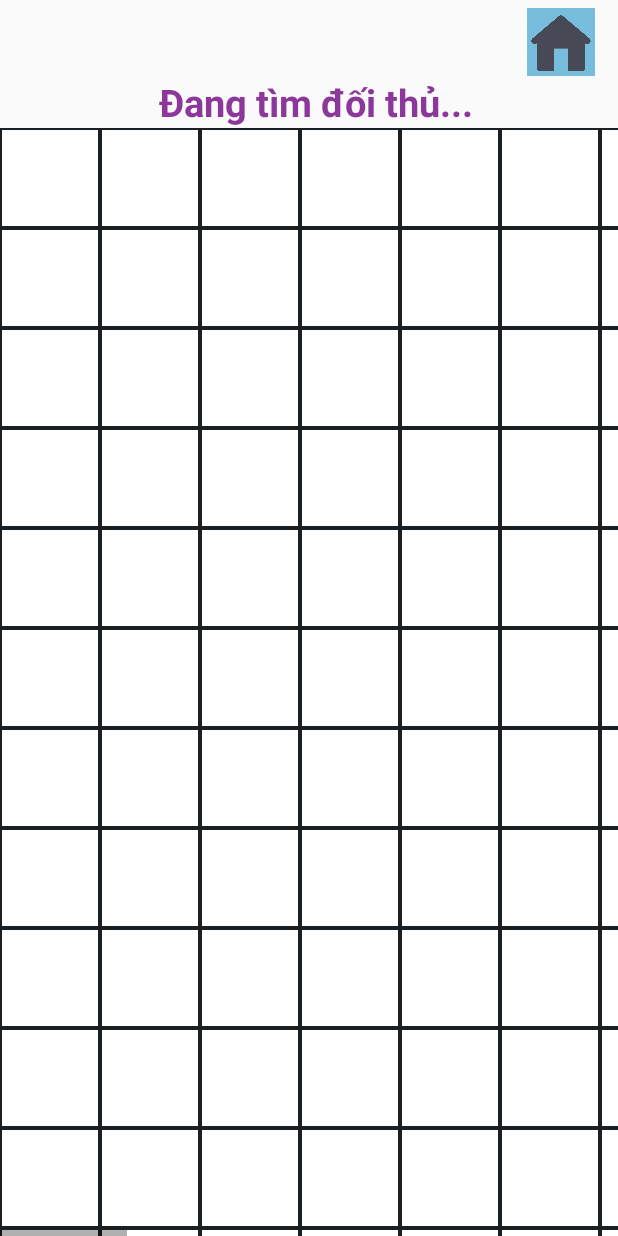
After one commit to luanquanghuy/co-caro, an Android app: the PlayOnlineActivity screen opened directly, with no data from a screen before it, on a phone screen of 412 x 824 dp. The commit adds this screen. Run offline under Robolectric (Android 15) with nearby library versions, the phone set to English and light mode, and no system bars; libraries missing offline, so code that uses them is left out: io.socket.client.

Commit message:
update play online

```diff
--- a/app/src/main/AndroidManifest.xml
+++ b/app/src/main/AndroidManifest.xml
@@ -1,6 +1,9 @@
 <?xml version="1.0" encoding="utf-8"?>
 <manifest xmlns:android="http://schemas.android.com/apk/res/android"
     package="vn.huy.cocaroonline">
+
+    <uses-permission android:name="android.permission.INTERNET"/>
+    <uses-permission android:name="android.permission.VIBRATE"/>
 
     <application
         android:allowBackup="true"
@@ -9,7 +12,8 @@
         android:roundIcon="@mipmap/ic_launcher_round"
         android:supportsRtl="true"
         android:theme="@style/AppTheme">
-        <activity android:name=".activity.ReadMeActivity"></activity>
+        <activity android:name=".activity.PlayOnlineActivity" />
+        <activity android:name=".activity.ReadMeActivity" />
         <activity android:name=".activity.PlayActivity" />
         <activity android:name=".activity.SplashActivity">
             <intent-filter>
--- /dev/null
+++ b/app/src/main/java/vn/huy/cocaroonline/activity/PlayOnlineActivity.java
@@ -0,0 +1,382 @@
+package vn.huy.cocaroonline.activity;
+
+import androidx.appcompat.app.AppCompatActivity;
+import androidx.lifecycle.ViewModelProvider;
+
+import android.content.Context;
+import android.content.Intent;
+import android.graphics.Color;
+import android.graphics.Typeface;
+import android.os.Build;
+import android.os.Bundle;
+import android.os.CountDownTimer;
+import android.os.Handler;
+import android.os.Looper;
+import android.os.VibrationEffect;
+import android.os.Vibrator;
+import android.util.Log;
+import android.view.Gravity;
+import android.view.View;
+import android.widget.ImageButton;
+import android.widget.TableLayout;
+import android.widget.TableRow;
+import android.widget.TextView;
+import android.widget.Toast;
+
+import org.json.JSONException;
+import org.json.JSONObject;
+
+import java.net.URISyntaxException;
+
+import io.socket.client.IO;
+import io.socket.client.Socket;
+import retrofit2.Call;
+import retrofit2.Callback;
+import retrofit2.Response;
+import vn.huy.cocaroonline.R;
+import vn.huy.cocaroonline.click.ClickO;
+import vn.huy.cocaroonline.service.CaroRetrofit;
+import vn.huy.cocaroonline.service.CaroStatus;
+import vn.huy.cocaroonline.viewmodel.CaroViewModel;
+
+public class PlayOnlineActivity extends AppCompatActivity {
+
+    private static final int COLUMN = 30;
+    private static final int ROW = 30;
+    private static final int WIDTH = 100;
+    private static final int HEIGHT = 100;
+    private static final int X_COLOR = Color.RED;
+    private static final int O_COLOR = Color.BLUE;
+    private TextView txtPlayer, txtTimer;
+    private ImageButton btnReset;
+    private int[][] arrayBanCo;
+    private TextView[][] arrayTVBanCo;
+    CaroViewModel caroViewModel;
+    Socket socket;
+
+    Handler handler;
+    ClickO clickO;
+    CountDownTimer countDownTimer;
+    int TIME_COUNT_DOWN = 30000;
+    private boolean isStart = false;
+
+
+    @Override
+    protected void onCreate(Bundle savedInstanceState) {
+        super.onCreate(savedInstanceState);
+        setContentView(R.layout.activity_play_online);
+
+        handler = new Handler(Looper.getMainLooper());
+
+        txtPlayer = findViewById(R.id.txtPlayer);
+        txtTimer = findViewById(R.id.txtTimer);
+        btnReset = findViewById(R.id.btnRestart);
+        btnReset.setVisibility(View.INVISIBLE);
+        caroViewModel = new ViewModelProvider(PlayOnlineActivity.this).get(CaroViewModel.class);
+
+        CaroRetrofit.getRoomName().enqueue(new Callback<CaroStatus>() {
+            @Override
+            public void onResponse(Call<CaroStatus> call, Response<CaroStatus> response) {
+                CaroStatus caroStatus = response.body();
+                Log.d("LQH_ROOM", caroStatus.getRoomName());
+                Log.d("LQH_ROOM", caroStatus.isStatus() ? "Đánh trước" : "Đánh sau");
+                clickO = (code, x, y) -> {
+                    JSONObject objSend = new JSONObject();
+
+                    try {
+                        objSend.put("x", x);
+                        objSend.put("y", y);
+                        objSend.put("code", code);
+                    } catch (JSONException e) {
+                        e.printStackTrace();
+                    }
+                    if (code == 1 || code == 2) {
+                        isStart = false;
+                    }
+                    socket.emit(caroStatus.getRoomName() + "data", objSend);
+                };
+
+
+                try {
+                    socket = IO.socket("https://cocaro.glitch.me");
+                } catch (URISyntaxException e) {
+                    e.printStackTrace();
+                }
+                CaroStatus finalCaroStatus = caroStatus;
+                socket.on(Socket.EVENT_CONNECT, args -> {
+                    socket.emit("join", finalCaroStatus.getRoomName());
+                    txtPlayer.setText("Đang kết nối...");
+                }).
+                        on(finalCaroStatus.getRoomName(), args -> {
+                            socket.emit(finalCaroStatus.getRoomName() + "connect", "connecting server");
+                            socket.on(finalCaroStatus.getRoomName() + "start", args1 -> {
+                                JSONObject obj = (JSONObject) args1[0];
+                                try {
+                                    if (obj.getInt("status") == 0) {
+                                        Log.d("LQH_connect", "success");
+                                        isStart = true;
+
+                                        handler.post(() -> {
+                                            caroViewModel.getCurrent(caroStatus.isStatus()).observe(PlayOnlineActivity.this, coCaro -> {
+                                                if (coCaro) {
+                                                    txtPlayer.setText("Đến lượt đi của bạn");
+                                                    vibrate(500);
+                                                    if (!caroViewModel.getIsWin().getValue()) {
+                                                        countDownTimer = new CountDownTimer(TIME_COUNT_DOWN, 1000) {
+                                                            @Override
+                                                            public void onTick(long millisUntilFinished) {
+                                                                txtTimer.setText("" + (millisUntilFinished / 1000));
+                                                            }
+
+                                                            @Override
+                                                            public void onFinish() {
+                                                                if (!caroViewModel.getIsWin().getValue()) {
+                                                                    caroViewModel.setWin(true);
+                                                                    Log.d("LQH", "onfinishTimer");
+                                                                    txtTimer.setText("");
+                                                                    Toast.makeText(PlayOnlineActivity.this, "Bạn đã thua", Toast.LENGTH_SHORT).show();
+                                                                    txtPlayer.setText("Bạn đã thua");
+                                                                    btnReset.setVisibility(View.VISIBLE);
+                                                                    vibrate(1000);
+                                                                    clickO.clickO(1, 0, 0);
+                                                                }
+                                                            }
+                                                        }.start();
+                                                    }
+                                                } else if (!caroViewModel.getIsWin().getValue()) {
+                                                    txtPlayer.setText("Chờ đối phương đánh");
+                                                }
+                                            });
+                                        });
+
+                                        socket.on(finalCaroStatus.getRoomName() + "dataRe", args2 -> {
+                                            if (!isStart) {
+                                                return;
+                                            }
+                                            JSONObject objRecived = (JSONObject) args2[0];
+                                            int x = 0, y = 0, code = 0;
+                                            try {
+                                                x = objRecived.getInt("x");
+                                                y = objRecived.getInt("y");
+                                                code = objRecived.getInt("code");
+                                                Log.d("LQH_DATA", "X=" + x + ", Y=" + y);
+                                            } catch (JSONException e) {
+                                                e.printStackTrace();
+                                            }
+                                            if (code == 0) {
+                                                arrayBanCo[x][y] = 2;
+                                                arrayTVBanCo[x][y].setText("X");
+                                                int finalX = x;
+                                                int finalY = y;
+                                                handler.post(() -> {
+                                                    caroViewModel.addBuocDi(finalX, finalY);
+                                                });
+                                            } else if (code == 1) {
+                                                handler.post(() -> {
+                                                    Toast.makeText(PlayOnlineActivity.this, "Bạn đã thắng", Toast.LENGTH_SHORT).show();
+                                                    txtPlayer.setText("Bạn đã thắng");
+                                                    btnReset.setVisibility(View.VISIBLE);
+                                                    caroViewModel.setWin(true);
+                                                });
+                                            } else if (code == 2) {
+                                                arrayBanCo[x][y] = 2;
+                                                arrayTVBanCo[x][y].setText("X");
+                                                int finalX = x;
+                                                int finalY = y;
+                                                handler.post(() -> {
+                                                    caroViewModel.setWin(true);
+                                                    caroViewModel.addBuocDi(finalX, finalY);
+                                                    Toast.makeText(PlayOnlineActivity.this, "Bạn đã thua", Toast.LENGTH_SHORT).show();
+                                                    txtPlayer.setText("Bạn đã thua");
+                                                    btnReset.setVisibility(View.VISIBLE);
+                                                    vibrate(1000);
+                                                });
+                                            }
+                                        });
+
+                                    }
+                                } catch (JSONException e) {
+                                    e.printStackTrace();
+                                }
+                            });
+                        }).on(Socket.EVENT_DISCONNECT, args -> {
+                    handler.post(() -> {
+                        btnReset.setVisibility(View.VISIBLE);
+                    });
+                    Log.d("LQH", "disconnected socket");
+                });
+                socket.connect();
+            }
+
+            @Override
+            public void onFailure(Call<CaroStatus> call, Throwable t) {
+
+            }
+        });
+
+        arrayTVBanCo = new TextView[ROW][COLUMN];
+
+
+        TableLayout tblBanCo = findViewById(R.id.tblBanCo);
+        arrayBanCo = new int[ROW][COLUMN];
+        for (int i = 0; i < ROW; i++) {
+            TableRow row = new TableRow(PlayOnlineActivity.this);
+            for (int j = 0; j < COLUMN; j++) {
+                TextView textView = new TextView(PlayOnlineActivity.this);
+                textView.setWidth(WIDTH);
+                textView.setHeight(HEIGHT);
+                textView.setGravity(Gravity.CENTER);
+                textView.setTextSize(25);
+                textView.setTextColor(X_COLOR);
+                textView.setTypeface(textView.getTypeface(), Typeface.BOLD);
+                textView.setBackgroundResource(R.drawable.row_border_ban_co);
+                final int finalI = i;
+                final int finalJ = j;
+                textView.setOnClickListener(v -> {
+                    if (arrayBanCo[finalI][finalJ] != 0 || caroViewModel.getIsWin().getValue() || !isStart) {
+                        return;
+                    }
+
+                    if (countDownTimer != null) {
+                        countDownTimer.cancel();
+                    }
+                    txtTimer.setText("");
+
+                    int code = 0;
+                    if (caroViewModel.getCurrent(true).getValue()) {
+                        ((TextView) v).setText("O");
+                        ((TextView) v).setTextColor(O_COLOR);
+                        arrayBanCo[finalI][finalJ] = 1;
+
+                        if (checkWin(finalI, finalJ)) {
+                            Toast.makeText(PlayOnlineActivity.this, "Bạn đã thắng", Toast.LENGTH_LONG).show();
+                            txtPlayer.setText("Bạn đã thắng");
+                            btnReset.setVisibility(View.VISIBLE);
+                            vibrate(1000);
+                            code = 2;
+                            caroViewModel.setWin(true);
+                        }
+
+                        clickO.clickO(code, finalI, finalJ);
+                        caroViewModel.addBuocDi(finalI, finalJ);
+                    }
+                });
+                arrayTVBanCo[i][j] = textView;
+                row.addView(textView);
+            }
+            tblBanCo.addView(row);
+        }
+
+    }
+
+    private boolean checkWin(int x, int y) {
+        int value = arrayBanCo[x][y];
+        int countRow = 0;
+        int x1 = x;
+        int y1 = y;
+        while (x1 - 1 >= 0 && arrayBanCo[x1 - 1][y1] == value) {
+            countRow++;
+            x1--;
+        }
+        x1 = x;
+        while (x1 + 1 < COLUMN && arrayBanCo[x1 + 1][y1] == value) {
+            countRow++;
+            x1++;
+        }
+        if (countRow >= 4) {
+            Log.d("LQH_WIN", "Win hàng ngang");
+            return true;
+        }
+        int countCol = 0;
+        x1 = x;
+        y1 = y;
+        while (y1 - 1 >= 0 && arrayBanCo[x1][y1 - 1] == value) {
+            countCol++;
+            y1--;
+        }
+        y1 = y;
+        while (y1 + 1 < ROW && arrayBanCo[x1][y1 + 1] == value) {
+            countCol++;
+            y1++;
+        }
+
+        if (countCol >= 4) {
+            Log.d("LQH_WIN", "Win hàng dọc");
+
+            return true;
+        }
+
+        int countCross = 0;
+        x1 = x;
+        y1 = y;
+        while (x1 - 1 >= 0 && y1 - 1 >= 0 && arrayBanCo[x1 - 1][y1 - 1] == value) {
+            countCross++;
+            x1--;
+            y1--;
+        }
+        x1 = x;
+        y1 = y;
+        while (x1 + 1 < COLUMN && y1 + 1 < ROW && arrayBanCo[x1 + 1][y1 + 1] == value) {
+            countCross++;
+            x1++;
+            y1++;
+        }
+
+        if (countCross >= 4) {
+            Log.d("LQH_WIN", "Win hàng chéo xuống");
+
+            return true;
+        }
+
+        countCross = 0;
+        x1 = x;
+        y1 = y;
+        while (x1 - 1 >= 0 && y1 + 1 < ROW && arrayBanCo[x1 - 1][y1 + 1] == value) {
+            countCross++;
+            x1--;
+            y1++;
+        }
+        x1 = x;
+        y1 = y;
+        while (x1 + 1 < COLUMN && y1 - 1 >= 0 && arrayBanCo[x1 + 1][y1 - 1] == value) {
+            countCross++;
+            x1++;
+            y1--;
+        }
+
+        if (countCross >= 4) {
+            Log.d("LQH_WIN", "Win hàng chéo lên");
+
+            return true;
+        }
+        return false;
+    }
+
+    private void vibrate(long milis) {
+        Vibrator v = (Vibrator) getSystemService(Context.VIBRATOR_SERVICE);
+        if (Build.VERSION.SDK_INT >= Build.VERSION_CODES.O) {
+            v.vibrate(VibrationEffect.createOneShot(milis, VibrationEffect.DEFAULT_AMPLITUDE));
+        } else {
+            v.vibrate(milis);
+        }
+    }
+
+    public void goHome(View view) {
+        finish();
+    }
+
+    @Override
+    protected void onDestroy() {
+        Log.d("LQH", "onDestroy");
+        if(!caroViewModel.getIsWin().getValue()) {
+            clickO.clickO(1, 0, 0);
+        }
+        super.onDestroy();
+    }
+
+    public void restart(View view) {
+        Intent intent = getIntent();
+        finish();
+        startActivity(intent);
+    }
+}
--- a/app/src/main/java/vn/huy/cocaroonline/activity/SplashActivity.java
+++ b/app/src/main/java/vn/huy/cocaroonline/activity/SplashActivity.java
@@ -30,4 +30,8 @@ public class SplashActivity extends AppCompatActivity {
         finish();
         System.exit(0);
     }
+
+    public void playOnlineGame(View view) {
+        startActivity(new Intent(this, PlayOnlineActivity.class));
+    }
 }
--- /dev/null
+++ b/app/src/main/java/vn/huy/cocaroonline/click/ClickO.java
@@ -0,0 +1,7 @@
+package vn.huy.cocaroonline.click;
+
+import org.json.JSONObject;
+
+public interface ClickO {
+    public void clickO(int code, int x, int y);
+}
--- /dev/null
+++ b/app/src/main/java/vn/huy/cocaroonline/service/CaroRetrofit.java
@@ -0,0 +1,23 @@
+package vn.huy.cocaroonline.service;
+
+import retrofit2.Call;
+import retrofit2.Retrofit;
+import retrofit2.converter.gson.GsonConverterFactory;
+
+public class CaroRetrofit {
+    private static CoCaroService instance;
+    public static CoCaroService getInstance(){
+        if(instance == null){
+            instance = new Retrofit.Builder()
+                    .baseUrl("https://cocaroonline.herokuapp.com")
+                    .addConverterFactory(GsonConverterFactory.create())
+                    .build()
+                    .create(CoCaroService.class);
+        }
+        return  instance;
+    }
+
+    public static Call<CaroStatus> getRoomName(){
+        return getInstance().getRoomName();
+    }
+}
--- /dev/null
+++ b/app/src/main/java/vn/huy/cocaroonline/service/CoCaroService.java
@@ -0,0 +1,9 @@
+package vn.huy.cocaroonline.service;
+
+import retrofit2.Call;
+import retrofit2.http.GET;
+
+public interface CoCaroService {
+    @GET("/")
+    Call<CaroStatus> getRoomName();
+}
--- /dev/null
+++ b/app/src/main/res/layout/activity_play_online.xml
@@ -0,0 +1,79 @@
+<?xml version="1.0" encoding="utf-8"?>
+<LinearLayout xmlns:android="http://schemas.android.com/apk/res/android"
+    xmlns:app="http://schemas.android.com/apk/res-auto"
+    xmlns:tools="http://schemas.android.com/tools"
+    android:layout_width="match_parent"
+    android:layout_height="match_parent"
+    tools:context=".activity.PlayOnlineActivity"
+    android:orientation="vertical">
+    <RelativeLayout
+        android:layout_marginTop="5dp"
+        android:layout_width="match_parent"
+        android:layout_height="wrap_content">
+
+        <TextView
+            android:id="@+id/txtTimer"
+            android:layout_width="match_parent"
+            android:gravity="center"
+            android:layout_height="wrap_content"
+            android:layout_marginStart="10dp"
+            android:textStyle="bold"
+            android:textSize="25sp"
+            android:textColor="#8C389A"
+            android:text=""/>
+
+        <ImageButton
+            android:id="@+id/btnRestart"
+            android:layout_width="45dp"
+            android:layout_height="45dp"
+            android:layout_centerHorizontal="true"
+            android:scaleType="centerCrop"
+            android:background="#78BEDF"
+            android:onClick="restart"
+            android:src="@drawable/restart"/>
+
+        <ImageButton
+            android:id="@+id/btnHome"
+            android:layout_alignParentEnd="true"
+            android:layout_marginEnd="15dp"
+            android:layout_width="45dp"
+            android:layout_height="45dp"
+            android:scaleType="centerCrop"
+            android:background="#78BEDF"
+            android:onClick="goHome"
+            android:src="@drawable/home"/>
+    </RelativeLayout>
+
+    <LinearLayout
+        android:layout_width="match_parent"
+        android:layout_height="wrap_content">
+        <TextView
+            android:id="@+id/txtPlayer"
+            android:layout_width="match_parent"
+            android:gravity="center"
+            android:layout_height="wrap_content"
+            android:layout_marginStart="10dp"
+            android:textStyle="bold"
+            android:textSize="25sp"
+            android:textColor="#8C389A"
+            android:text="Đang tìm đối thủ..."/>
+    </LinearLayout>
+
+
+    <HorizontalScrollView
+        android:id="@+id/hScroll"
+        android:layout_width="match_parent"
+        android:layout_height="match_parent">
+        <ScrollView
+            android:id="@+id/vScroll"
+            android:layout_width="wrap_content"
+            android:layout_height="match_parent">
+            <TableLayout
+                android:id="@+id/tblBanCo"
+                android:layout_width="match_parent"
+                android:layout_height="wrap_content">
+            </TableLayout>
+        </ScrollView>
+    </HorizontalScrollView>
+
+</LinearLayout>
--- a/app/src/main/res/values/strings.xml
+++ b/app/src/main/res/values/strings.xml
@@ -1,4 +1,4 @@
 <resources>
     <string name="app_name">Cờ Caro</string>
-    <string name="read_me">- Trên bàn cờ 30x30 ô vuông. Một người đi X, một người đi O.\n- Khi đến lượt mình, người chơi phải tích vào một ô trên bàn cờ. Người chơi phải tìm cách tích đủ 5 ô theo chiều dọc hoặc chiều ngang hoặc đường chéo thì sẽ thắng.</string>
+    <string name="read_me">- Trên bàn cờ 30x30 ô vuông. Một người đi X, một người đi O.\n- Khi đến lượt mình, người chơi phải tích vào một ô trên bàn cờ. Người chơi phải tìm cách tích đủ 5 ô theo chiều dọc hoặc chiều ngang hoặc đường chéo thì sẽ thắng.\n- Với chế độ 2 người chơi cùng 1 máy có chức năng quay lại bước đi trước.\n- Với chế độ Online bạn không thể đi lại nước đã đi, bạn có thời gian 30s để suy nghĩ nước đi tiếp.</string>
 </resources>
```
Also changed, not shown: app/build.gradle (+7 -0 lines), app/src/main/java/vn/huy/cocaroonline/activity/PlayActivity.java (+8 -6 lines), app/src/main/java/vn/huy/cocaroonline/service/CaroStatus.java (added, +22 -0 lines), app/src/main/java/vn/huy/cocaroonline/viewmodel/CaroViewModel.java (+18 -4 lines), app/src/main/res/layout/activity_read_me.xml (+20 -12 lines), app/src/main/res/layout/activity_splash.xml (+15 -1 lines), app/src/main/res/layout/activity_play.xml (renamed from app/src/main/res/layout/activity_main.xml).
